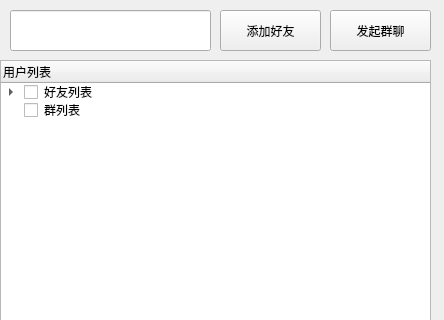
The window that client/listWindow/listWindow.ui (A-Yu-cn/sqq) describes before a commit, drawn with Qt 5; both pictures show x 0 to 444 and y 0 to 320 of the 444 by 918 pixel window.
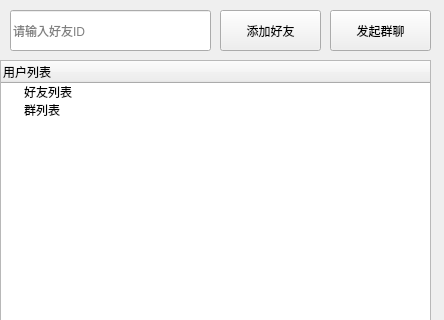
The same window after the commit.

What changed in the file:
```diff
--- a/client/listWindow/listWindow.ui
+++ b/client/listWindow/listWindow.ui
@@ -31,25 +31,11 @@
     <property name="text">
      <string>好友列表</string>
     </property>
-    <property name="checkState">
-     <enum>Unchecked</enum>
-    </property>
-    <item>
-     <property name="text">
-      <string>New Subitem</string>
-     </property>
-     <property name="checkState">
-      <enum>Unchecked</enum>
-     </property>
-    </item>
    </item>
    <item>
     <property name="text">
      <string>群列表</string>
     </property>
-    <property name="checkState">
-     <enum>Unchecked</enum>
-    </property>
    </item>
   </widget>
   <widget class="QLineEdit" name="friendLineEdit">
@@ -61,6 +47,9 @@
      <height>41</height>
     </rect>
    </property>
+   <property name="placeholderText">
+    <string>请输入好友ID</string>
+   </property>
   </widget>
   <widget class="QPushButton" name="addFriendPushButton">
    <property name="geometry">
```
Left out of the diff: 2 changed lines with no effect on the pictures.
